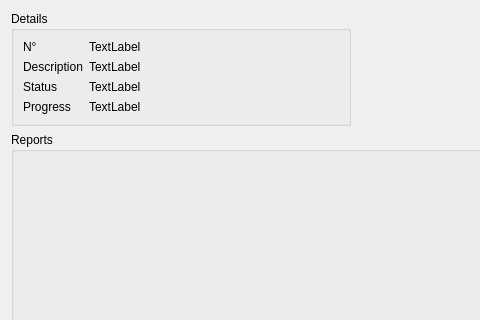
The window that src/gui/forms/commandReportDisplay.ui (deufrai/astrawdark-src) describes before a commit, drawn with Qt 5; both pictures show x 0 to 480 and y 0 to 320 of the 750 by 481 pixel window.
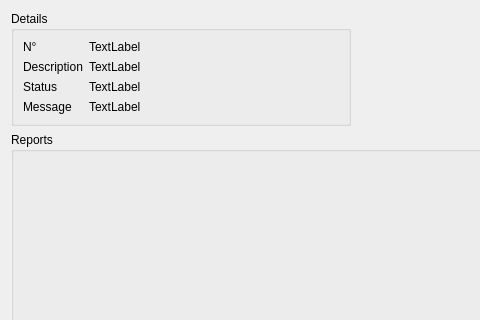
The same window after the commit.

Commit message: ARD-93: Updated LightsCheckCommand's completion message

Diff of the .ui file:
```diff
--- a/src/gui/forms/commandReportDisplay.ui
+++ b/src/gui/forms/commandReportDisplay.ui
@@ -103,7 +103,7 @@
            </font>
           </property>
           <property name="text">
-           <string>Progress</string>
+           <string>Message</string>
           </property>
          </widget>
         </item>
```
The commit also changes 3 other files.
